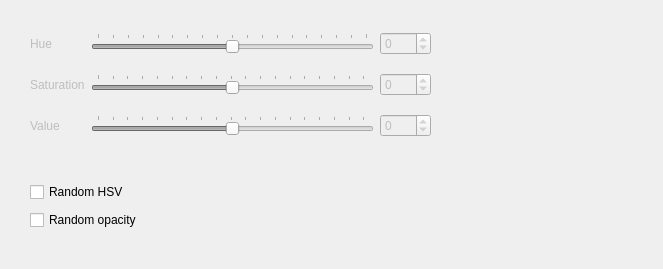
This is krita/plugins/paintops/gridbrush/wdgcoloroptions.ui in KDE/krita as Qt 5 draws it before an edit. The edited form follows.
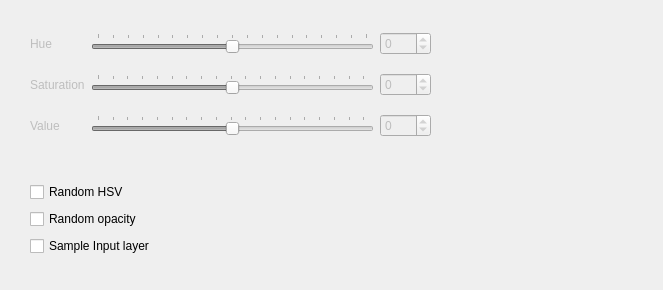
This is the edited form.

Patch:
```diff
--- a/krita/plugins/paintops/gridbrush/wdgcoloroptions.ui
+++ b/krita/plugins/paintops/gridbrush/wdgcoloroptions.ui
@@ -7,7 +7,7 @@
     <x>0</x>
     <y>0</y>
     <width>663</width>
-    <height>269</height>
+    <height>290</height>
    </rect>
   </property>
   <property name="sizePolicy">
@@ -31,7 +31,7 @@
      <x>30</x>
      <y>20</y>
      <width>401</width>
-     <height>151</height>
+     <height>131</height>
     </rect>
    </property>
    <widget class="QWidget" name="layoutWidget">
@@ -159,9 +159,9 @@
    <property name="geometry">
     <rect>
      <x>30</x>
-     <y>180</y>
-     <width>130</width>
-     <height>52</height>
+     <y>181</y>
+     <width>150</width>
+     <height>79</height>
     </rect>
    </property>
    <layout class="QVBoxLayout" name="verticalLayout">
@@ -179,6 +179,13 @@
       </property>
      </widget>
     </item>
+    <item>
+     <widget class="QCheckBox" name="sampleInputCHBox">
+      <property name="text">
+       <string>Sample Input layer</string>
+      </property>
+     </widget>
+    </item>
    </layout>
   </widget>
  </widget>
```
